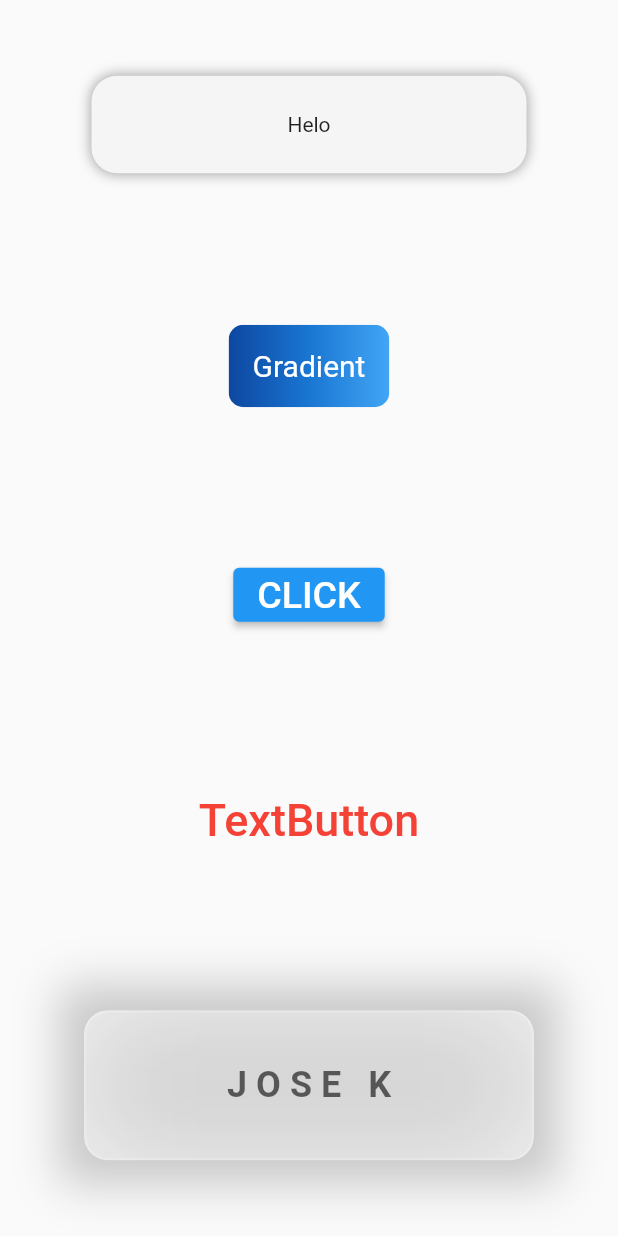
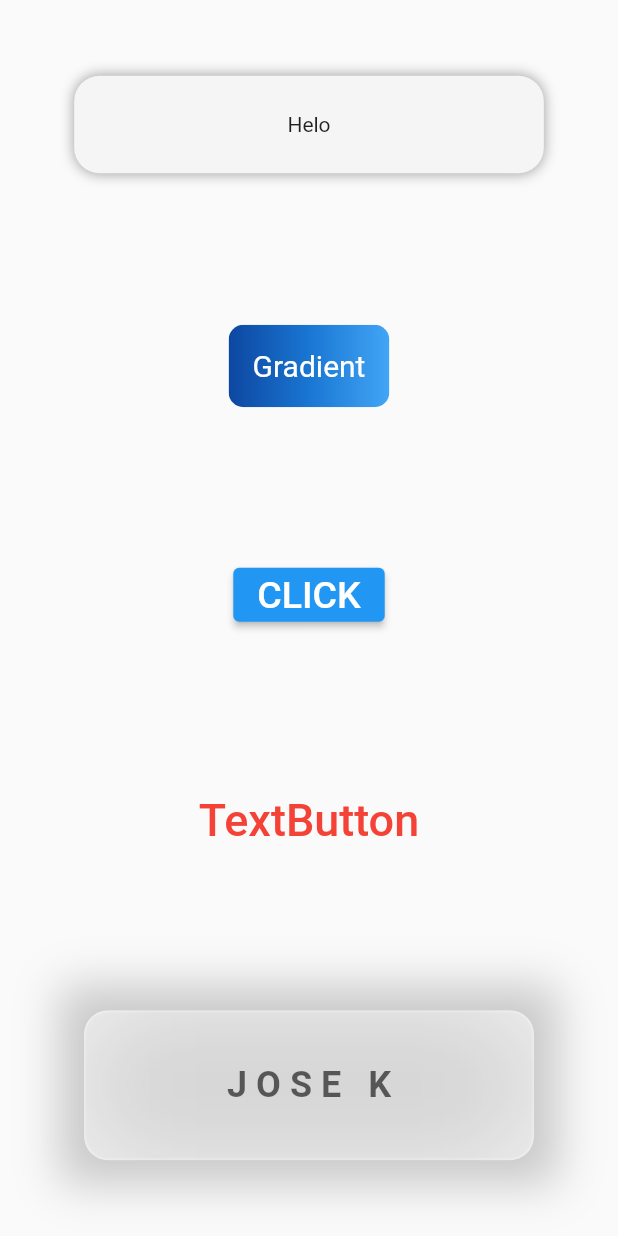
Before and after one commit to cyberianzed/-reinforce-flutter, a Flutter app: the screen it shows after launch, on a phone screen of 412 x 824 dp. Run offline on Flutter 3.47's test engine with Material 2 defaults, Android fonts, the light colour scheme and no system bars.

Commit message:
Mediaquery width

```diff
--- a/lib/pages/page1.dart
+++ b/lib/pages/page1.dart
@@ -17,7 +17,7 @@ class Page2 extends StatelessWidget {
             Container(
               alignment: Alignment(0, 0),
               height: 65,
-              width: 290,
+              width: MediaQuery.of(context).size.width * .76,
               decoration: BoxDecoration(
                   // border: Border.all(color: Colors.black, width: 5),
                   borderRadius: BorderRadius.circular(17),
```
